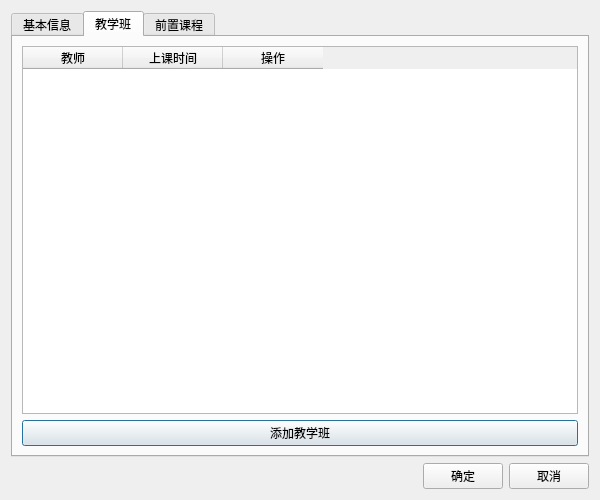
Hannahvictoriza092/Course_selection, file course_selection/coursedialog.ui: the form before one commit.
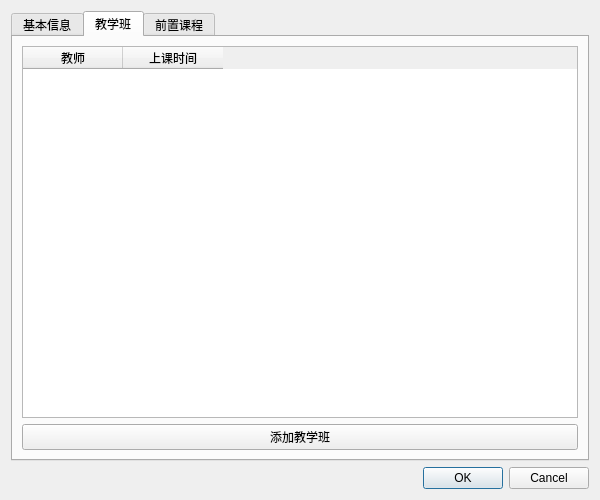
The form after the commit. The open tabs and pages were chosen to show the change.

Diff of the .ui file:
```diff
--- a/course_selection/coursedialog.ui
+++ b/course_selection/coursedialog.ui
@@ -94,7 +94,7 @@
        <item>
         <widget class="QTableWidget" name="tableWidget_classes">
          <property name="columnCount">
-          <number>3</number>
+          <number>2</number>
          </property>
          <column>
           <property name="text">
@@ -106,11 +106,6 @@
            <string>上课时间</string>
           </property>
          </column>
-         <column>
-          <property name="text">
-           <string>操作</string>
-          </property>
-         </column>
         </widget>
        </item>
        <item>
@@ -168,16 +163,9 @@
       </spacer>
      </item>
      <item>
-      <widget class="QPushButton" name="pushButton_ok">
-       <property name="text">
-        <string>确定</string>
-       </property>
-      </widget>
-     </item>
-     <item>
-      <widget class="QPushButton" name="pushButton_cancel">
-       <property name="text">
-        <string>取消</string>
+      <widget class="QDialogButtonBox" name="buttonBox">
+       <property name="standardButtons">
+        <set>QDialogButtonBox::Ok|QDialogButtonBox::Cancel</set>
        </property>
       </widget>
      </item>
```
Left out of the diff: 20 changed lines with no effect on the pictures.
